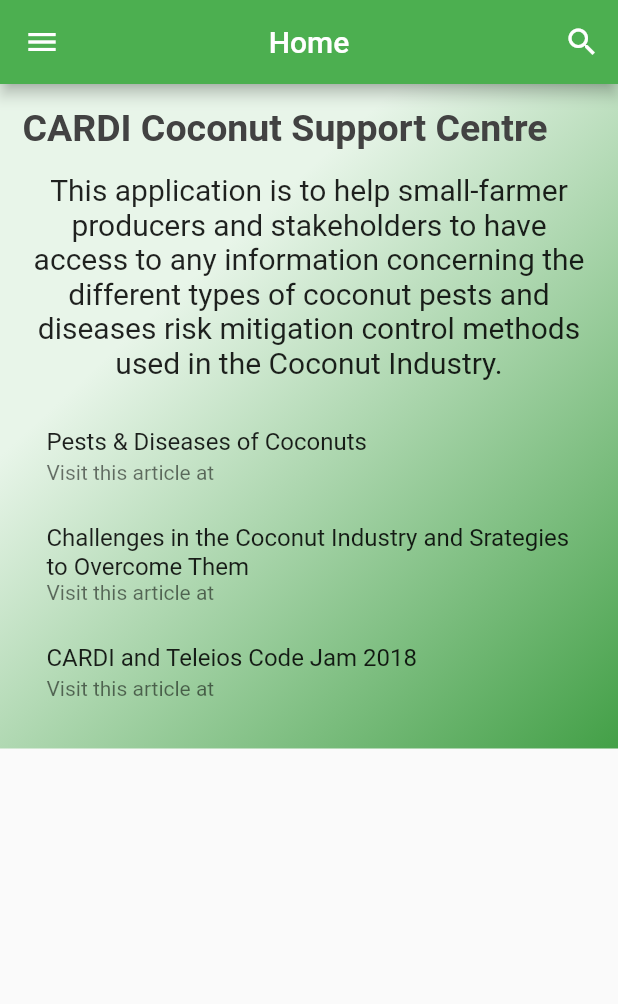
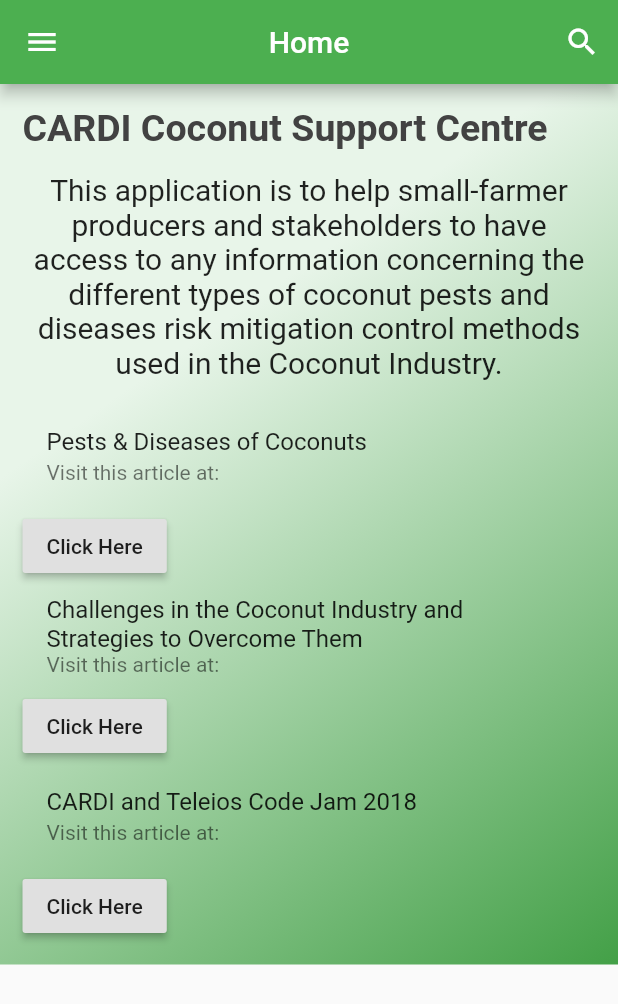
Before and after one commit to forbes27/cardi-coco-support-app, a Flutter app: the screen it shows after launch, on a phone screen of 412 x 824 dp. Shown: the top 1004 px of the screen. Run offline on Flutter 3.47's test engine with Material 2 defaults, Android fonts, the phone set to English and light mode, and no system bars; our stand-ins replace cloud_firestore, firebase_auth, firebase_database, google_maps_flutter, google_sign_in; accounts and stored records are empty.

Commit message:
Launchable Url Links

```diff
--- a/cardi_app/lib/ui/homepage.dart
+++ b/cardi_app/lib/ui/homepage.dart
@@ -6,7 +6,7 @@
 import './contact-us.dart';
 import './search.dart';
 import 'package:cardi_app/models/pest.dart';
-
+import 'package:url_launcher/url_launcher.dart';
 
 class HomePage extends StatelessWidget {
   @override
@@ -52,18 +52,31 @@
 
                   new ListTile(
                       title: Text ('Pests & Diseases of Coconuts'),
-                      subtitle: Text('Visit this article at '),
+                      subtitle: Text('Visit this article at: '),
                     ),
-
+                  RaisedButton(
+                        onPressed: (){_launchURL("http://vikaspedia.in/agriculture/crop-production/integrated-pest-managment/ipm-strategies-for-coconut/diseases-and-symptoms");},
+                        child: new Text('Click Here'),
+                 ),
+                  //
                   new ListTile(
-                    title: Text ('Challenges in the Coconut Industry and Srategies to Overcome Them'),
-                    subtitle: Text('Visit this article at '),
+                    title: Text ('Challenges in the Coconut Industry and Strategies to Overcome Them'),
+                    subtitle: Text('Visit this article at: '),
                   ),
-
+                  RaisedButton(
+                        onPressed: (){_launchURL("http://www.coconuts.cardi.org/2018/08/02/challenges-in-the-coconut-industry-and-strategies-to-overcome-them/");},
+                        child: new Text('Click Here'),
+                 ),
+                  //
                   new ListTile(
                     title: Text ('CARDI and Teleios Code Jam 2018'),
-                    subtitle: Text('Visit this article at '),
+                    subtitle: Text('Visit this article at: '),
                   ),
+                  RaisedButton(
+                        onPressed: (){_launchURL("http://www.coconuts.cardi.org/2018/11/29/cardi-and-the-teleios-code-jam-2018");},
+                        child: new Text('Click Here'),
+                 ),
+                  //
                 ],
               ),
           ),
@@ -87,6 +100,16 @@
       )
       );
   }//end build method
+
+
+  _launchURL(url) async {
+  //String url;
+  if (await canLaunch(url)) {
+    await launch(url);
+  } else {
+    throw 'Could not launch $url';
+  }
+}
 
 }
 
--- a/cardi_app/pubspec.yaml
+++ b/cardi_app/pubspec.yaml
@@ -25,6 +25,7 @@
   google_sign_in: "^3.3.0"
   cloud_firestore: "0.6.0"
   google_maps_flutter: ^0.0.3
+  url_launcher: ^3.0.2
 
 
 
```
